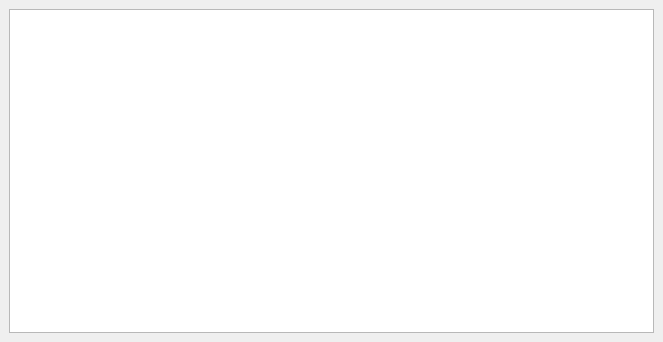
Old version of the form ui/admin.ui in the repository 3xploit1/pots.
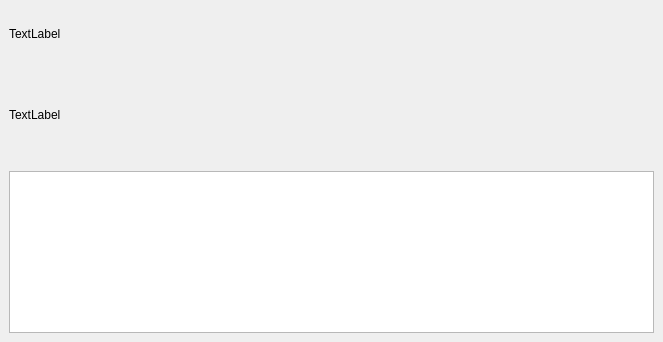
New version of the form.

```diff
--- a/ui/admin.ui
+++ b/ui/admin.ui
@@ -16,7 +16,33 @@
   <widget class="QWidget" name="centralwidget">
    <layout class="QVBoxLayout" name="verticalLayout_2">
     <item>
-     <widget class="QTableWidget" name="tableWidget_products"/>
+     <widget class="QLabel" name="label_fio">
+      <property name="minimumSize">
+       <size>
+        <width>0</width>
+        <height>50</height>
+       </size>
+      </property>
+      <property name="text">
+       <string>TextLabel</string>
+      </property>
+     </widget>
+    </item>
+    <item>
+     <widget class="QLabel" name="label_info_img">
+      <property name="minimumSize">
+       <size>
+        <width>0</width>
+        <height>100</height>
+       </size>
+      </property>
+      <property name="text">
+       <string>TextLabel</string>
+      </property>
+     </widget>
+    </item>
+    <item>
+     <widget class="QListWidget" name="listWidget"/>
     </item>
    </layout>
   </widget>
```
Left out of the diff: 2 changed lines with no effect on the pictures.
